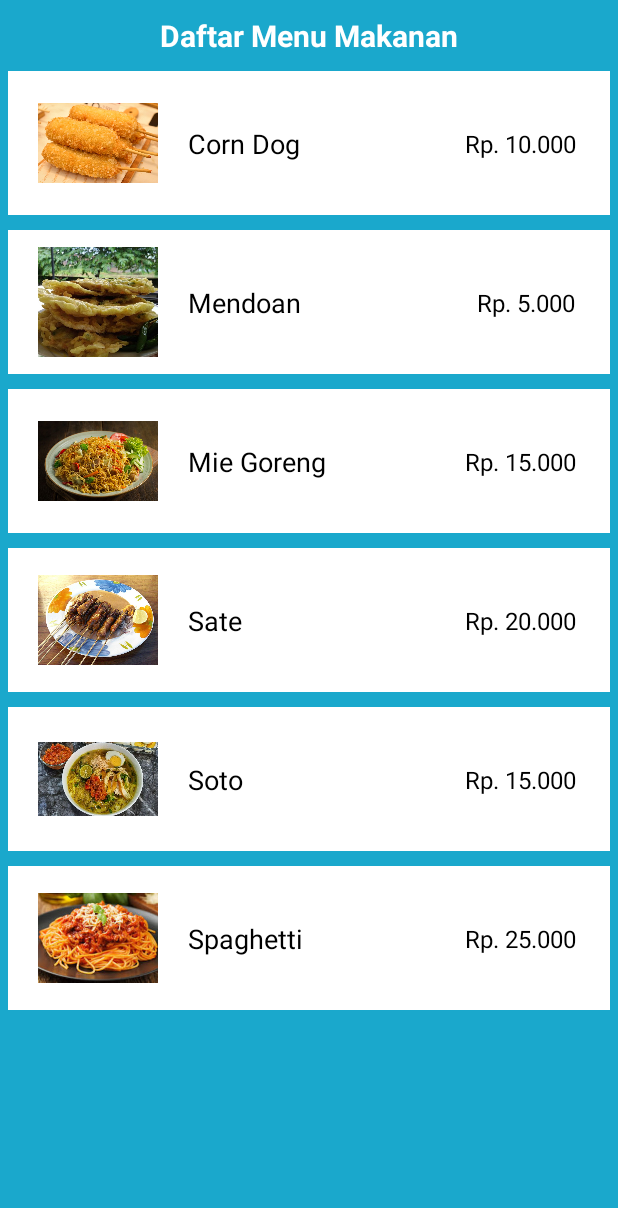
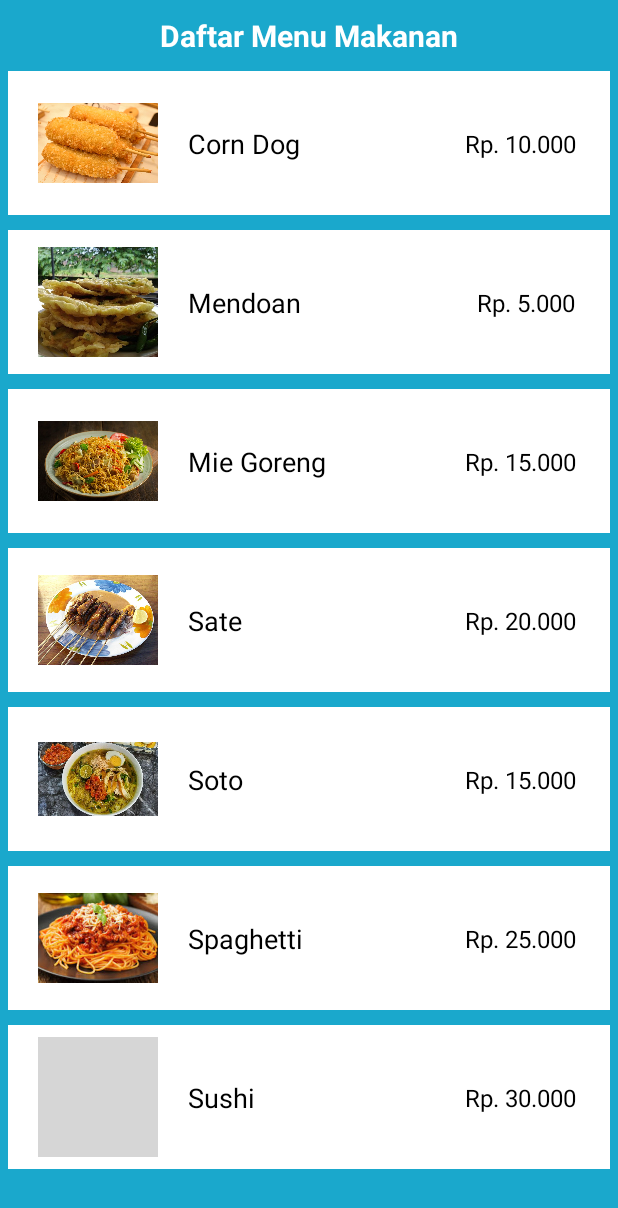
Before and after one commit to zamysyah/Aplikasi-Menu-Makanan, an Android app: the screen it shows after launch (MainActivity), on a phone screen of 412 x 824 dp. Shown: the top 1208 px of the screen. Run offline under Robolectric (Android 15) with nearby library versions, the phone set to English and light mode, and no system bars; grey boxes are pictures that could not be loaded.

Commit message:
first commit

```diff
--- a/app/src/main/java/com/almas27/aplikasimenumakanan/MainActivity.java
+++ b/app/src/main/java/com/almas27/aplikasimenumakanan/MainActivity.java
@@ -52,6 +52,11 @@ public class MainActivity extends AppCompatActivity {
                 "Rp. 25.000",
                 "Spaghetti adalah makanan khas Italia yang terbuat dari tepung terigu yang dibentuk menjadi pasta dan ditambah dengan berbagai macam bumbu. Spaghetti biasanya disajikan dengan keju parmesan dan daging sapi.",
                 R.drawable.spaghetti));
+        listMakanan.add(new Kuliner("Sushi",
+                "Rp. 30.000",
+                "Sushi adalah makanan khas Jepang yang terbuat dari nasi yang dibentuk menjadi bulat dan ditambah dengan berbagai macam bumbu. Sushi biasanya disajikan dengan ikan dan sayuran.",
+                R.drawable.sushi));
+
     }
 
 }
```
